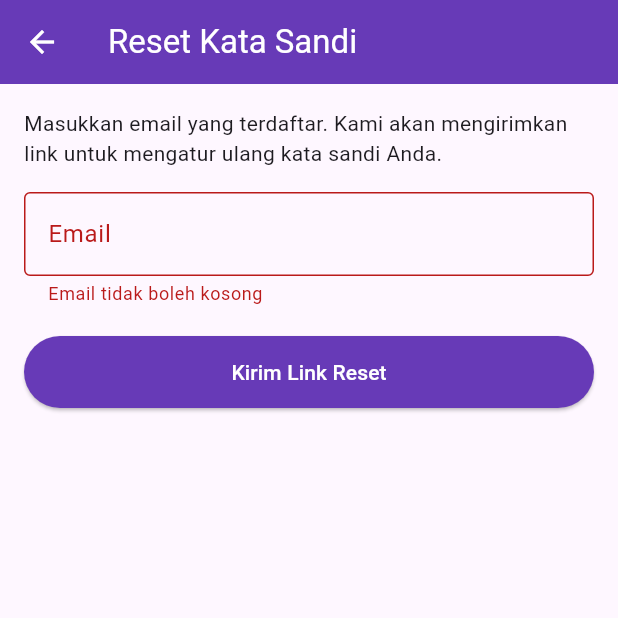
After one commit to ihsannurhuda112-star/rt_online, a Flutter app: the ForgotPasswordScreen screen opened directly, after a tap on "Kirim Link Reset", on a phone screen of 412 x 824 dp, the top half of it. The commit adds this screen. Run offline on Flutter 3.47's test engine with Material 3 defaults, Android fonts, the light colour scheme and no system bars; our stand-ins replace cloud_firestore, firebase_auth, firebase_core, fluttertoast, image_picker, shared_preferences and 1 more; accounts and stored records are empty.

Commit message:
reset password

```diff
--- a/lib/rt_online/model/citizen_model_firebase.dart
+++ b/lib/rt_online/model/citizen_model_firebase.dart
@@ -1,5 +1,5 @@
 class CitizenModelFirebase {
-  final String uid; // 🔥 UID dari FirebaseAuth (WAJIB ADA)
+  final String uid;
   final String username;
   final String email;
   final int age;
--- /dev/null
+++ b/lib/rt_online/view/auth/forgot_password.dart
@@ -0,0 +1,149 @@
+import 'package:flutter/material.dart';
+import 'package:firebase_auth/firebase_auth.dart';
+import 'package:fluttertoast/fluttertoast.dart';
+
+class ForgotPasswordScreen extends StatefulWidget {
+  const ForgotPasswordScreen({super.key});
+
+  @override
+  State<ForgotPasswordScreen> createState() => _ForgotPasswordScreenState();
+}
+
+class _ForgotPasswordScreenState extends State<ForgotPasswordScreen> {
+  final _formKey = GlobalKey<FormState>();
+  final TextEditingController emailController = TextEditingController();
+  bool _isLoading = false;
+
+  @override
+  void dispose() {
+    emailController.dispose();
+    super.dispose();
+  }
+
+  Future<void> _sendResetEmail() async {
+    // tutup keyboard dulu
+    FocusScope.of(context).unfocus();
+
+    if (!_formKey.currentState!.validate()) return;
+
+    setState(() => _isLoading = true);
+
+    try {
+      final email = emailController.text.trim();
+
+      await FirebaseAuth.instance.sendPasswordResetEmail(email: email);
+
+      if (!mounted) return;
+
+      Fluttertoast.showToast(
+        msg:
+            "Link reset kata sandi telah dikirim ke $email.\nSilakan cek inbox atau folder spam.",
+      );
+
+      // kembali ke halaman sebelumnya (biasanya login)
+      Navigator.pop(context);
+    } on FirebaseAuthException catch (e) {
+      String msg = "Gagal mengirim email reset.";
+
+      if (e.code == 'user-not-found') {
+        msg = "Email tidak terdaftar. Pastikan email sudah benar.";
+      } else if (e.code == 'invalid-email') {
+        msg = "Format email tidak valid.";
+      } else if (e.code == 'network-request-failed') {
+        msg = "Tidak ada koneksi internet. Coba lagi nanti.";
+      } else if (e.message != null) {
+        msg = e.message!;
+      }
+
+      Fluttertoast.showToast(msg: msg);
+    } catch (e) {
+      Fluttertoast.showToast(msg: "Terjadi kesalahan: $e");
+    } finally {
+      if (mounted) {
+        setState(() => _isLoading = false);
+      }
+    }
+  }
+
+  String? _emailValidator(String? value) {
+    final v = value?.trim() ?? '';
+
+    if (v.isEmpty) {
+      return "Email tidak boleh kosong";
+    }
+
+    // regex email sederhana
+    final emailRegex = RegExp(
+      r"^[a-zA-Z0-9._%+-]+@[a-zA-Z0-9.-]+\.[a-zA-Z]{2,}$",
+    );
+    if (!emailRegex.hasMatch(v)) {
+      return "Format email tidak valid";
+    }
+
+    return null;
+  }
+
+  @override
+  Widget build(BuildContext context) {
+    return Scaffold(
+      appBar: AppBar(
+        title: const Text(
+          "Reset Kata Sandi",
+          style: TextStyle(color: Colors.white),
+        ),
+        backgroundColor: Colors.deepPurple,
+        iconTheme: const IconThemeData(color: Colors.white),
+      ),
+      body: GestureDetector(
+        onTap: () => FocusScope.of(context).unfocus(), // dismiss keyboard
+        child: Padding(
+          padding: const EdgeInsets.all(16),
+          child: Form(
+            key: _formKey,
+            child: Column(
+              crossAxisAlignment: CrossAxisAlignment.start,
+              children: [
+                const Text(
+                  "Masukkan email yang terdaftar. "
+                  "Kami akan mengirimkan link untuk mengatur ulang kata sandi Anda.",
+                ),
+                const SizedBox(height: 16),
+                TextFormField(
+                  controller: emailController,
+                  keyboardType: TextInputType.emailAddress,
+                  decoration: const InputDecoration(
+                    labelText: "Email",
+                    border: OutlineInputBorder(),
+                  ),
+                  validator: _emailValidator,
+                ),
+                const SizedBox(height: 20),
+                SizedBox(
+                  width: double.infinity,
+                  child: ElevatedButton(
+                    onPressed: _isLoading ? null : _sendResetEmail,
+                    style: ElevatedButton.styleFrom(
+                      backgroundColor: Colors.deepPurple,
+                      foregroundColor: Colors.white,
+                      padding: const EdgeInsets.symmetric(vertical: 14),
+                    ),
+                    child: _isLoading
+                        ? const SizedBox(
+                            height: 18,
+                            width: 18,
+                            child: CircularProgressIndicator(
+                              strokeWidth: 2,
+                              color: Colors.white,
+                            ),
+                          )
+                        : const Text("Kirim Link Reset"),
+                  ),
+                ),
+              ],
+            ),
+          ),
+        ),
+      ),
+    );
+  }
+}
--- a/lib/rt_online/view/auth/login_screen_firebase.dart
+++ b/lib/rt_online/view/auth/login_screen_firebase.dart
@@ -2,6 +2,7 @@ import 'package:flutter/material.dart';
 import 'package:fluttertoast/fluttertoast.dart';
 import 'package:firebase_auth/firebase_auth.dart';
 import 'package:rt_online/navigation/buttom_navigator.dart';
+import 'package:rt_online/rt_online/view/auth/forgot_password.dart';
 import 'package:rt_online/rt_online/view/auth/register_screen_firebase.dart';
 import 'package:rt_online/service/firebase_digital.dart';
 import 'package:rt_online/widgets/login_button.dart';
@@ -99,8 +100,12 @@ class _LoginScreenFirebaseState extends State<LoginScreenFirebase> {
                     alignment: Alignment.centerRight,
                     child: TextButton(
                       onPressed: () {
-                        // Nanti bisa diisi:
-                        // FirebaseAuth.instance.sendPasswordResetEmail(email: emailController.text.trim());
+                        Navigator.push(
+                          context,
+                          MaterialPageRoute(
+                            builder: (_) => const ForgotPasswordScreen(),
+                          ),
+                        );
                       },
                       child: const Text(
                         "Lupa Kata Sandi?",
@@ -115,7 +120,7 @@ class _LoginScreenFirebaseState extends State<LoginScreenFirebase> {
 
                   height(24),
 
-                  // 🔥 LOGIN – Firebase Auth + (opsional) ambil profil dari Firestore
+                  //  LOGIN – Firebase Auth + (opsional) ambil profil dari Firestore
                   LoginButtonWidget(
                     text: "Masuk",
                     onPressed: () async {
@@ -139,15 +144,12 @@ class _LoginScreenFirebaseState extends State<LoginScreenFirebase> {
                           final email =
                               user.email ?? emailController.text.trim();
                           final uid = user.uid;
-
-                          // 2. (Opsional) Ambil profil dari Firestore kalau mau dipakai
                           // final citizen =
                           //     await FirebaseDigital.getCitizenByEmail(email);
 
                           // 3. Simpan session ke SharedPreferences
                           await PreferenceHandler.saveLogin(true);
                           await PreferenceHandler.saveEmail(email);
-                          // Kalau kamu sudah tambahin saveUid di PreferenceHandler:
                           // await PreferenceHandler.saveUid(uid);
 
                           if (!mounted) return;
@@ -237,7 +239,7 @@ class _LoginScreenFirebaseState extends State<LoginScreenFirebase> {
       width: double.infinity,
       decoration: const BoxDecoration(
         image: DecorationImage(
-          image: AssetImage("assets/images/newlg2.png"),
+          image: AssetImage("assets/images/keatasdikit.png"),
           fit: BoxFit.cover,
         ),
       ),
--- a/lib/rt_online/view/auth/register_screen_firebase.dart
+++ b/lib/rt_online/view/auth/register_screen_firebase.dart
@@ -152,7 +152,7 @@ class _RegisterScreenFirebaseState extends State<RegisterScreenFirebase> {
 
                   height(24),
 
-                  /// 🔥 REGISTER via Firebase Auth + simpan profil ke Firestore
+                  /// REGISTER via Firebase Auth + simpan profil ke Firestore
                   LoginButtonWidget(
                     text: "Daftar",
                     onPressed: () async {
--- a/lib/rt_online/view/payments/create_payment_firebase.dart
+++ b/lib/rt_online/view/payments/create_payment_firebase.dart
@@ -37,7 +37,7 @@ class _CreatePaymentFirebaseWidgetState
   Future<void> _savePayment() async {
     if (_formKey.currentState!.validate()) {
       try {
-        // 🔥 Ambil UID user yang sedang login
+        //  Ambil UID user yang sedang login
         final user = FirebaseAuth.instance.currentUser;
         if (user == null) {
           ScaffoldMessenger.of(context).showSnackBar(
@@ -48,7 +48,7 @@ class _CreatePaymentFirebaseWidgetState
           return;
         }
 
-        // 🔥 Kalau edit, pakai ownerUid yang lama. Kalau create baru, pakai user.uid
+        //  Kalau edit, pakai ownerUid yang lama. Kalau create baru, pakai user.uid
         final payment = PaymentModelFirebase(
           id: widget.payment?.id, // null = create baru, isi = edit
           ownerUid: widget.payment?.ownerUid ?? user.uid,
--- a/lib/rt_online/view/payments/payment_list_firebase.dart
+++ b/lib/rt_online/view/payments/payment_list_firebase.dart
@@ -26,14 +26,14 @@ class _PaymentListFirebaseWidgetState extends State<PaymentListFirebaseWidget> {
   }
 
   Future<void> _loadPayments() async {
-    // 🔥 Ambil user yang lagi login
+    //  Ambil user yang lagi login
     final user = FirebaseAuth.instance.currentUser;
     if (user == null) {
       // optional: bisa lempar ke login kalau mau
       return;
     }
 
-    // 🔥 Ambil payment hanya milik UID ini
+    //  Ambil payment hanya milik UID ini
     final data = await FirebaseDigital.getPaymentsByOwnerUid(user.uid);
 
     setState(() {
```
Also changed, not shown: lib/rt_online/view/home/home_firebase.dart (+4 -4 lines), lib/rt_online/view/profile/profile_screen_firebase.dart (+8 -8 lines), lib/service/firebase_digital.dart (+10 -11 lines), assets/images/keatasdikit.png (added).
